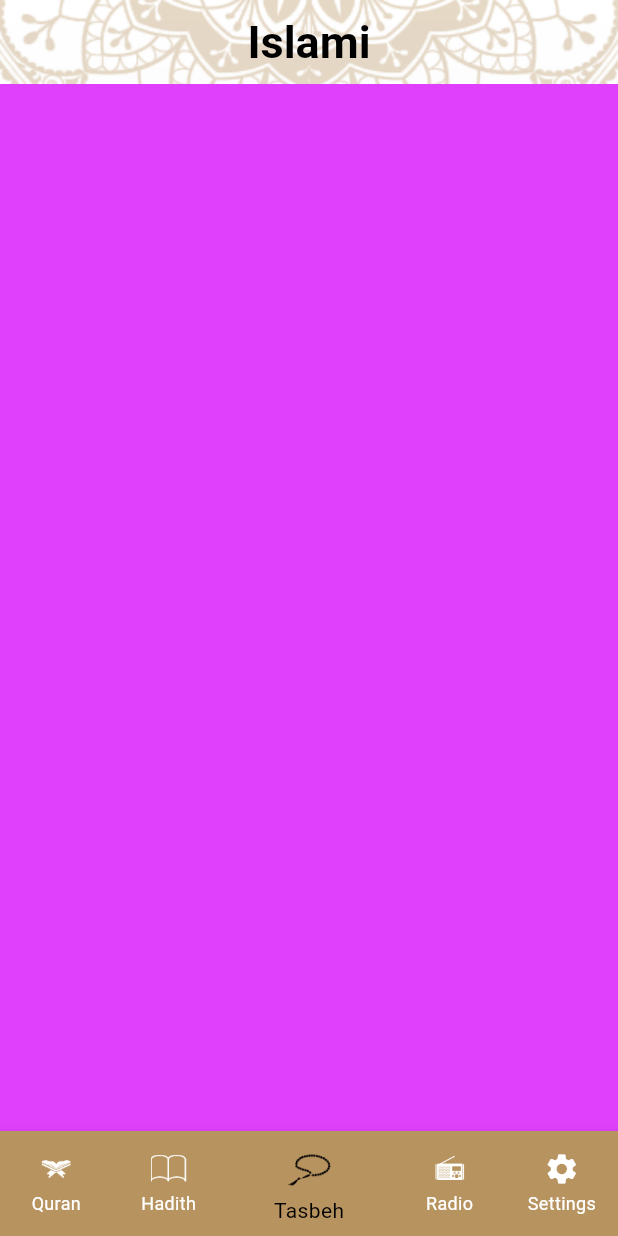
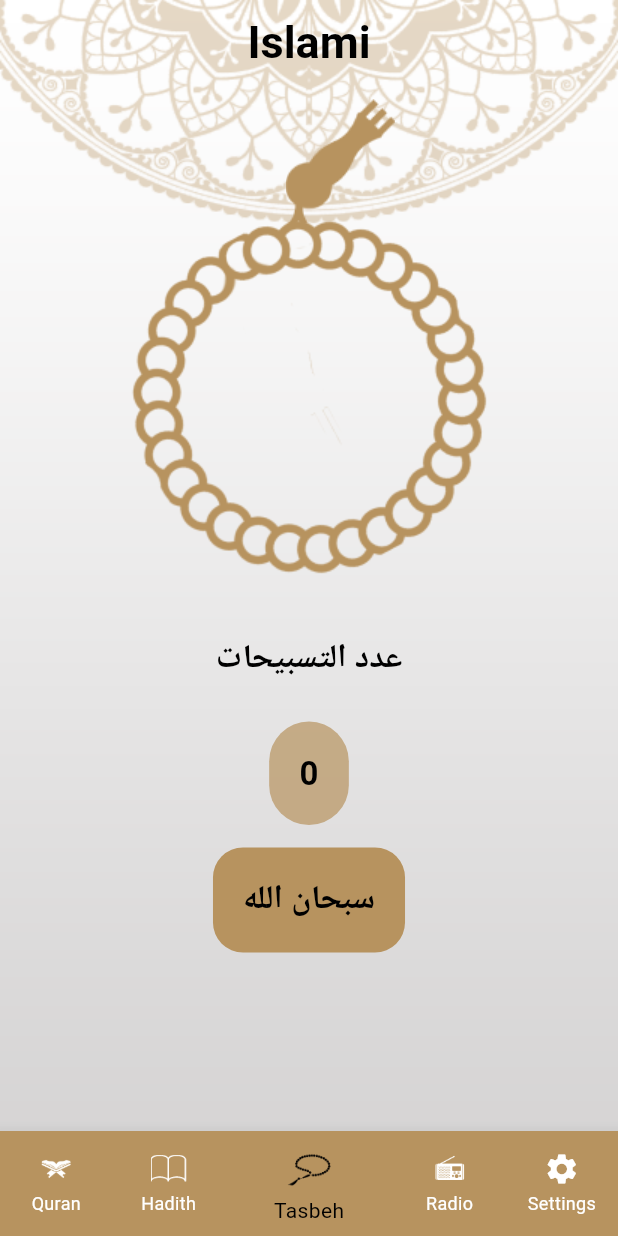
Before and after one commit to mSaaad10/flutter_quran_app_c11_friday, a Flutter app: the screen it shows after launch, item 3 of the bottom bar chosen, on a phone screen of 412 x 824 dp. Run offline on Flutter 3.47's test engine with Material 3 defaults, Android fonts, the phone set to English and light mode, and no system bars; generated files the repository leaves out were written again.

Commit message:
+ Update tasbeh_tab.dart + add images

```diff
--- a/lib/ui/home/tabs/tasbeh_tab/tasbeh_tab.dart
+++ b/lib/ui/home/tabs/tasbeh_tab/tasbeh_tab.dart
@@ -1,12 +1,98 @@
 import 'package:flutter/material.dart';
+import 'package:islami_c11_friday/utils/image_utils.dart';
 
-class TasbehTab extends StatelessWidget {
+class TasbehTab extends StatefulWidget {
   const TasbehTab({super.key});
 
   @override
+  State<TasbehTab> createState() => _TasbehTabState();
+}
+
+class _TasbehTabState extends State<TasbehTab> {
+  int counter = 0;
+  double angelConunt = 0;
+  List<String> Azkarr = [
+    "سبحان الله",
+    "الحمد لله",
+    "لا اله الا الله",
+    "الله اكبر",
+  ];
+  int lableText = 0;
+
+  @override
   Widget build(BuildContext context) {
-    return Container(
-      color: Colors.purpleAccent,
+    return Column(
+      crossAxisAlignment: CrossAxisAlignment.stretch,
+      children: [
+        Stack(
+          alignment: Alignment.topCenter,
+          children: [
+            Container(
+              margin: EdgeInsets.only(top: 10, right: 8, left: 50),
+              child: Image.asset(
+                  getImagePathByName(imageName: 'head of seb7a_light.png')),
+            ),
+            Padding(
+              padding: EdgeInsets.only(top: 50),
+              child: Transform.rotate(
+                angle: angelConunt,
+                child: GestureDetector(
+                  onTap: () {
+                    OnTap();
+                  },
+                  child: Image.asset(
+                      getImagePathByName(imageName: 'body of seb7a_light.png')),
+                ),
+              ),
+            ),
+          ],
+        ),
+        Padding(
+          padding: EdgeInsets.only(top: 2),
+          child: Text(
+            "عدد التسبيحات",
+            textAlign: TextAlign.center,
+            style: Theme.of(context).textTheme.labelMedium,
+          ),
+        ),
+        Padding(padding: EdgeInsets.only(top: 27),
+          child: Center(
+            child: Container(
+              padding: EdgeInsets.all(20),
+              decoration: BoxDecoration(
+                  color: Theme.of(context).primaryColor.withOpacity(0.7),
+                  borderRadius: BorderRadius.circular(30)),
+              child: Text("$counter",
+                  style: Theme.of(context).textTheme.labelMedium),
+            ),
+          ),),
+        Padding(padding: EdgeInsets.only(top: 15),
+          child: Center(
+            child: Container(
+              padding: EdgeInsets.all(20),
+              decoration: BoxDecoration(
+                  color: Theme.of(context).primaryColor,
+                  borderRadius: BorderRadius.circular(20)),
+              child: Text("${Azkarr[lableText]}",
+                  style: Theme.of(context).textTheme.labelMedium),
+            ),
+          ),
+        ),
+      ],
     );
   }
+
+  OnTap() {
+    counter++;
+    if (counter % 33 == 0) {
+      lableText++;
+      //counter++;
+      counter = 0;
+    }
+    if (lableText == Azkarr.length) {
+      lableText = 0;
+    }
+    angelConunt += 360 / 4;
+    setState(() {});
+  }
 }
```
Also changed, not shown: assets/images/body of seb7a_dark.png (added), assets/images/body of seb7a_light.png (added), assets/images/head of seb7a_dark.png (added), assets/images/head of seb7a_light.png (added), assets/images/main_background_dark.png (added), assets/images/splash_dark.png (added).
